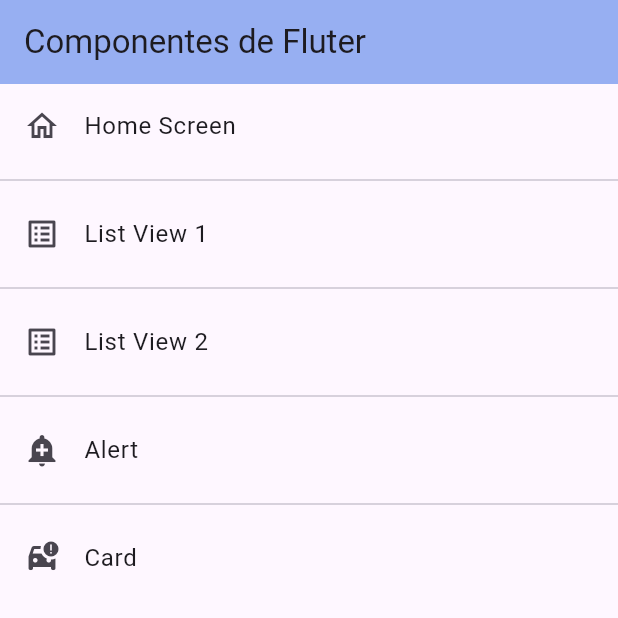
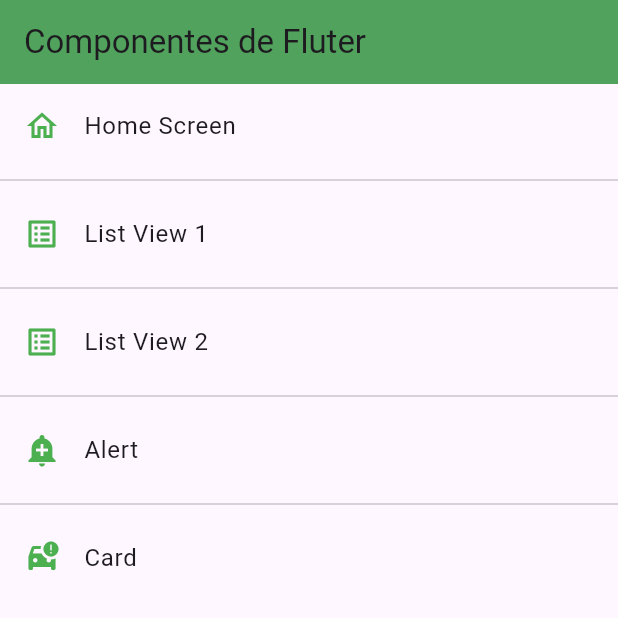
Before and after one commit to eduGIT3/calculadora_eduardo, a Flutter app: the screen it shows after launch, on a phone screen of 412 x 824 dp, the top half of it. Run offline on Flutter 3.47's test engine with Material 3 defaults, Android fonts, the phone set to English and light mode, and no system bars.

Commit message:
theme and Padding

```diff
--- a/lib/main.dart
+++ b/lib/main.dart
@@ -1,4 +1,5 @@
 import 'package:calculadora_eduardo/routes/app_routes.dart';
+import 'package:calculadora_eduardo/theme/app_theme.dart';
 import 'package:flutter/material.dart';
 
 import 'screens/screens.dart';
@@ -17,6 +18,7 @@ class MyApp extends StatelessWidget {
       initialRoute: AppRoutes.initialRoute,
       routes: AppRoutes.getAppRoutes(),
       onGenerateRoute: AppRoutes.onGenerateRute,
+      theme: AppTheme.lightTheme,
     );
   }
 }
--- a/lib/screens/home_screen.dart
+++ b/lib/screens/home_screen.dart
@@ -10,7 +10,7 @@ class HomeScreen extends StatelessWidget {
       appBar: AppBar(
         title: const Text('Componentes de Fluter'),
         elevation: 30,
-        backgroundColor: const Color.fromARGB(131, 68, 137, 255),
+        //backgroundColor: const Color.fromARGB(131, 68, 137, 255),
       ),
     body: ListView.separated(
         itemBuilder: (context, index) => ListTile(
--- a/lib/screens/listview1_screen.dart
+++ b/lib/screens/listview1_screen.dart
@@ -7,7 +7,10 @@ class Listview1Screen extends StatelessWidget {
   @override
   Widget build(BuildContext context) {
     return Scaffold(
-      appBar: AppBar(title: Text('Listview1 Tipo 1')),
+      appBar: AppBar(title: Text('Listview1 Tipo 1'),
+      backgroundColor: Colors.amber,
+
+      ),
       body: ListView(
         children: [
           ...options.map(
--- /dev/null
+++ b/lib/theme/app_theme.dart
@@ -0,0 +1,17 @@
+import 'package:flutter/material.dart';
+
+class AppTheme {
+//Color primario
+    static const Color primary = Colors.green;
+
+    static final ThemeData lightTheme= ThemeData.light().copyWith(
+        appBarTheme: AppBarTheme(
+          backgroundColor: primary
+          ),
+        listTileTheme: ListTileThemeData(
+          iconColor: primary
+        )
+      );
+
+
+}
```
Also changed, not shown: lib/screens/card_screen.dart (+19 -4 lines).
